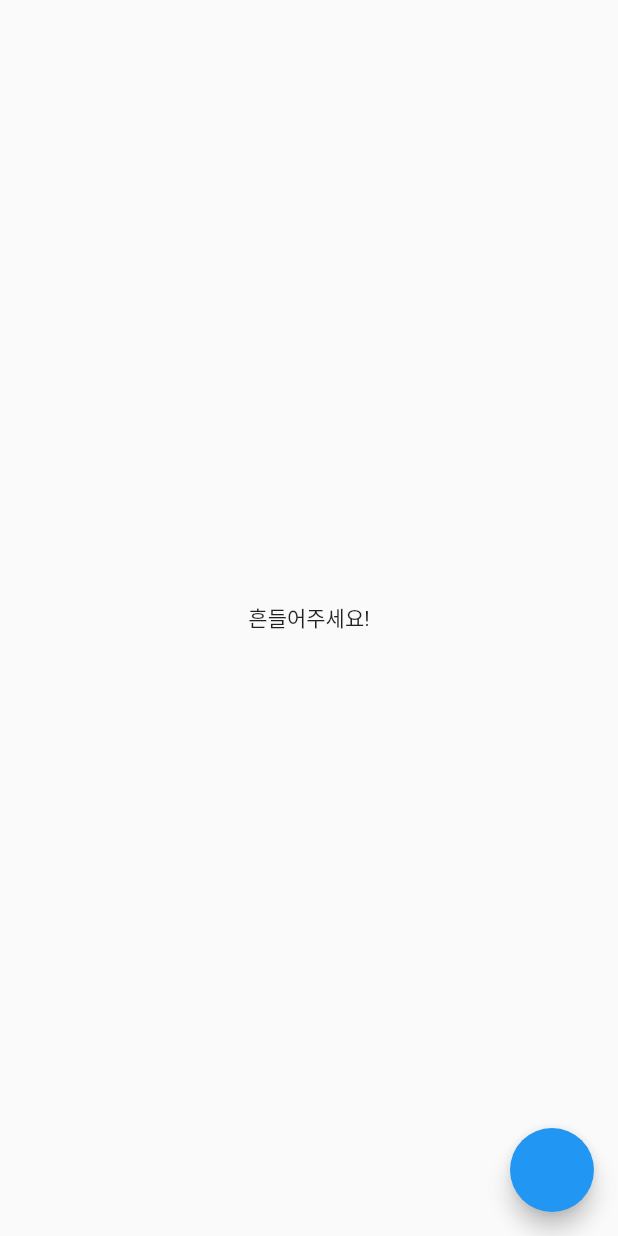
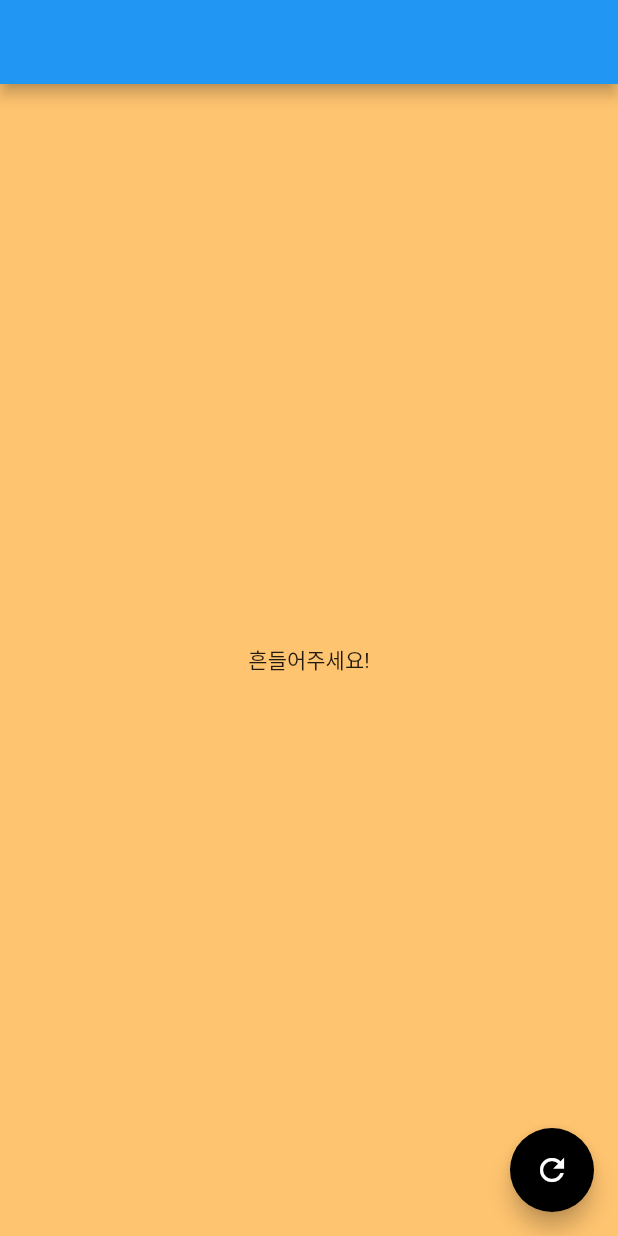
Before and after one commit to kangsudal/whateatgo, a Flutter app: the screen it shows after launch, on a phone screen of 412 x 824 dp. Run offline on Flutter 3.47's test engine with Material 2 defaults, Android fonts, the phone set to English and light mode, and no system bars; our stand-ins replace dio, flutter_riverpod; missing offline and left inert: dotenv, shake; Roboto replaces fonts that are missing (GowunDodum).

Commit message:
폰트적용, 홈스크린 레이아웃

```diff
--- a/lib/main.dart
+++ b/lib/main.dart
@@ -65,8 +65,21 @@ class _MyAppState extends ConsumerState<MyApp> with WidgetsBindingObserver {
   @override
   Widget build(BuildContext context) {
     fetchData(ref);
-    return const MaterialApp(
+    return MaterialApp(
       home: HomeScreen(), //ListScreen(),
+      theme: ThemeData(
+        fontFamily: 'GowunDodum',
+        primaryColor: Colors.black,
+        //refresh 버튼 색깔
+        colorScheme: ColorScheme.fromSwatch().copyWith(
+          secondary: Colors.black,
+        ),
+        elevatedButtonTheme: ElevatedButtonThemeData(
+          style: ElevatedButton.styleFrom(
+            backgroundColor: Colors.black,
+          ),
+        ),
+      ),
     );
   }
 
--- a/lib/screen/home_screen.dart
+++ b/lib/screen/home_screen.dart
@@ -11,13 +11,91 @@ class HomeScreen extends ConsumerWidget {
   Widget build(BuildContext context, WidgetRef ref) {
     final int diceNumber = ref.watch(diceNumberProvider);
     final List<Recipe> allRecipes = ref.watch(allRecipesProvider);
+    final Recipe? currentRecipe =
+        diceNumber == -1 ? null : allRecipes.elementAt(diceNumber);
     return Scaffold(
-      body: Center(
-        child: diceNumber == -1
-            ? const Text('흔들어주세요!')
-            : Text('${allRecipes.elementAt(diceNumber).rcpnm}'),
-      ),
+      backgroundColor: Color.fromRGBO(255, 196, 112, 1),
+      appBar: AppBar(),
+      body: currentRecipe == null
+          ? const Center(
+              child: Text(
+                '흔들어주세요!',
+              ),
+            )
+          : Padding(
+              padding: const EdgeInsets.all(18.0),
+              child: Column(
+                children: [
+                  Expanded(
+                    child: Column(
+                      mainAxisAlignment: MainAxisAlignment.center,
+                      children: [
+                        ClipRRect(
+                          borderRadius: BorderRadius.circular(20),
+                          child: Image.network(
+                            currentRecipe.attfilenomk!,
+                            loadingBuilder: (
+                              BuildContext context,
+                              Widget child,
+                              ImageChunkEvent? loadingProgress,
+                            ) {
+                              if (loadingProgress == null) {
+                                return child;
+                              }
+                              return Center(
+                                child: CircularProgressIndicator(
+                                  value: loadingProgress.expectedTotalBytes !=
+                                          null
+                                      ? loadingProgress.cumulativeBytesLoaded /
+                                          loadingProgress.expectedTotalBytes!
+                                      : null,
+                                ),
+                              );
+                            },
+                          ),
+                        ),
+                        const SizedBox(height: 15),
+                        Text(
+                          currentRecipe.rcpnm!,
+                          style: Theme.of(context)
+                              .textTheme
+                              .headlineLarge
+                              ?.copyWith(
+                                color: Colors.black,
+                                fontFamily: 'BlackHanSans',
+                              ),
+                        ),
+                      ],
+                    ),
+                  ),
+                  Row(
+                    mainAxisAlignment: MainAxisAlignment.center,
+                    children: [
+                      ElevatedButton(
+                        style: ElevatedButton.styleFrom(
+                          backgroundColor: Colors.white,
+                          foregroundColor: Colors.black,
+                          side: BorderSide(
+                            color: Colors.black,
+                            width: 2.5,
+                          ),
+                        ),
+                        onPressed: () {},
+                        child: const Text('레시피보기'),
+                      ),
+                      const SizedBox(width: 10),
+                      ElevatedButton(
+                        onPressed: () {},
+                        child: const Text('식당찾기'),
+                      ),
+                    ],
+                  ),
+                ],
+              ),
+            ),
       floatingActionButton: FloatingActionButton(
+        // backgroundColor: Colors.black,
+        child: const Icon(Icons.refresh),
         onPressed: () {
           ref.read(diceNumberProvider.notifier).roll();
         },
```
Also changed, not shown: pubspec.yaml (+13 -2 lines), fonts/BlackHanSans-Regular.ttf (added), fonts/GasoekOne-Regular.ttf (added), 2 other files.
